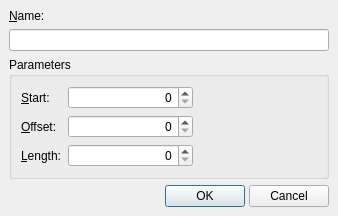
Qt form src/qtractorClipForm.ui (rncbc/qtractor) before a commit.
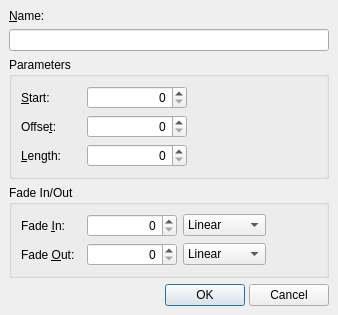
The same form after that commit. Icons and pictures are not drawn.

Commit message: - Early clip editing is taking real shape (clip fade in/out length and type).

```diff
--- a/src/qtractorClipForm.ui
+++ b/src/qtractorClipForm.ui
@@ -26,7 +26,7 @@
     <x>0</x>
     <y>0</y>
     <width>338</width>
-    <height>204</height>
+    <height>290</height>
    </rect>
   </property>
   <property name="focusPolicy" >
@@ -98,6 +98,12 @@
       </item>
       <item row="0" column="0" >
        <widget class="QLabel" name="ClipStartTextLLabel" >
+        <property name="minimumSize" >
+         <size>
+          <width>60</width>
+          <height>0</height>
+         </size>
+        </property>
         <property name="text" >
          <string>&amp;Start:</string>
         </property>
@@ -108,6 +114,12 @@
       </item>
       <item row="2" column="0" >
        <widget class="QLabel" name="ClipLengthTextLLabel" >
+        <property name="minimumSize" >
+         <size>
+          <width>60</width>
+          <height>0</height>
+         </size>
+        </property>
         <property name="text" >
          <string>&amp;Length:</string>
         </property>
@@ -118,8 +130,14 @@
       </item>
       <item row="1" column="0" >
        <widget class="QLabel" name="ClipOffsetTextLLabel" >
+        <property name="minimumSize" >
+         <size>
+          <width>60</width>
+          <height>0</height>
+         </size>
+        </property>
         <property name="text" >
-         <string>&amp;Offset:</string>
+         <string>Offse&amp;t:</string>
         </property>
         <property name="buddy" >
          <cstring>ClipOffsetSpinBox</cstring>
@@ -136,6 +154,15 @@
           <verstretch>0</verstretch>
          </sizepolicy>
         </property>
+        <property name="maximumSize" >
+         <size>
+          <width>100</width>
+          <height>16777215</height>
+         </size>
+        </property>
+        <property name="toolTip" >
+         <string>Clip offset</string>
+        </property>
         <property name="alignment" >
          <set>Qt::AlignRight</set>
         </property>
@@ -160,6 +187,15 @@
           <verstretch>0</verstretch>
          </sizepolicy>
         </property>
+        <property name="maximumSize" >
+         <size>
+          <width>100</width>
+          <height>16777215</height>
+         </size>
+        </property>
+        <property name="toolTip" >
+         <string>Clip offset</string>
+        </property>
         <property name="alignment" >
          <set>Qt::AlignRight</set>
         </property>
@@ -184,6 +220,15 @@
           <verstretch>0</verstretch>
          </sizepolicy>
         </property>
+        <property name="maximumSize" >
+         <size>
+          <width>100</width>
+          <height>16777215</height>
+         </size>
+        </property>
+        <property name="toolTip" >
+         <string>Clip start</string>
+        </property>
         <property name="alignment" >
          <set>Qt::AlignRight</set>
         </property>
@@ -201,6 +246,179 @@
      </layout>
     </widget>
    </item>
+   <item>
+    <widget class="QGroupBox" name="FadeInOutGroupBox" >
+     <property name="title" >
+      <string>Fade In/Out</string>
+     </property>
+     <layout class="QGridLayout" >
+      <property name="margin" >
+       <number>9</number>
+      </property>
+      <property name="spacing" >
+       <number>6</number>
+      </property>
+      <item rowspan="2" row="0" column="3" >
+       <spacer>
+        <property name="orientation" >
+         <enum>Qt::Horizontal</enum>
+        </property>
+        <property name="sizeType" >
+         <enum>QSizePolicy::Minimum</enum>
+        </property>
+        <property name="sizeHint" >
+         <size>
+          <width>51</width>
+          <height>20</height>
+         </size>
+        </property>
+       </spacer>
+      </item>
+      <item row="0" column="2" >
+       <widget class="QComboBox" name="FadeInTypeComboBox" >
+        <property name="toolTip" >
+         <string>Clip fade-in type</string>
+        </property>
+        <item>
+         <property name="text" >
+          <string>Linear</string>
+         </property>
+        </item>
+        <item>
+         <property name="text" >
+          <string>Quadratic</string>
+         </property>
+        </item>
+        <item>
+         <property name="text" >
+          <string>Cubic</string>
+         </property>
+        </item>
+       </widget>
+      </item>
+      <item row="1" column="0" >
+       <widget class="QLabel" name="ClipOffsetTextLLabel_2" >
+        <property name="minimumSize" >
+         <size>
+          <width>60</width>
+          <height>0</height>
+         </size>
+        </property>
+        <property name="text" >
+         <string>Fade &amp;Out:</string>
+        </property>
+        <property name="buddy" >
+         <cstring>FadeOutLengthSpinBox</cstring>
+        </property>
+       </widget>
+      </item>
+      <item row="0" column="0" >
+       <widget class="QLabel" name="FadeinTextLLabel" >
+        <property name="minimumSize" >
+         <size>
+          <width>60</width>
+          <height>0</height>
+         </size>
+        </property>
+        <property name="text" >
+         <string>Fade &amp;In:</string>
+        </property>
+        <property name="buddy" >
+         <cstring>FadeInLengthSpinBox</cstring>
+        </property>
+       </widget>
+      </item>
+      <item row="1" column="1" >
+       <widget class="QSpinBox" name="FadeOutLengthSpinBox" >
+        <property name="sizePolicy" >
+         <sizepolicy>
+          <hsizetype>7</hsizetype>
+          <vsizetype>0</vsizetype>
+          <horstretch>0</horstretch>
+          <verstretch>0</verstretch>
+         </sizepolicy>
+        </property>
+        <property name="maximumSize" >
+         <size>
+          <width>100</width>
+          <height>16777215</height>
+         </size>
+        </property>
+        <property name="toolTip" >
+         <string>Clip fade-out length</string>
+        </property>
+        <property name="alignment" >
+         <set>Qt::AlignRight</set>
+        </property>
+        <property name="maximum" >
+         <number>999999999</number>
+        </property>
+        <property name="minimum" >
+         <number>0</number>
+        </property>
+        <property name="value" >
+         <number>0</number>
+        </property>
+       </widget>
+      </item>
+      <item row="0" column="1" >
+       <widget class="QSpinBox" name="FadeInLengthSpinBox" >
+        <property name="sizePolicy" >
+         <sizepolicy>
+          <hsizetype>7</hsizetype>
+          <vsizetype>0</vsizetype>
+          <horstretch>0</horstretch>
+          <verstretch>0</verstretch>
+         </sizepolicy>
+        </property>
+        <property name="maximumSize" >
+         <size>
+          <width>100</width>
+          <height>16777215</height>
+         </size>
+        </property>
+        <property name="toolTip" >
+         <string>Clip fade-in length</string>
+        </property>
+        <property name="alignment" >
+         <set>Qt::AlignRight</set>
+        </property>
+        <property name="maximum" >
+         <number>999999999</number>
+        </property>
+        <property name="minimum" >
+         <number>0</number>
+        </property>
+        <property name="value" >
+         <number>0</number>
+        </property>
+       </widget>
+      </item>
+      <item row="1" column="2" >
+       <widget class="QComboBox" name="FadeOutTypeComboBox" >
+        <property name="toolTip" >
+         <string>Clip fade-out type</string>
+        </property>
+        <item>
+         <property name="text" >
+          <string>Linear</string>
+         </property>
+        </item>
+        <item>
+         <property name="text" >
+          <string>Quadratic</string>
+         </property>
+        </item>
+        <item>
+         <property name="text" >
+          <string>Cubic</string>
+         </property>
+        </item>
+       </widget>
+      </item>
+     </layout>
+    </widget>
+   </item>
    <item>
     <layout class="QHBoxLayout" >
      <property name="margin" >
```
Left out of the diff: 4 changed lines with no effect on the pictures. The commit also changes 10 other files.
